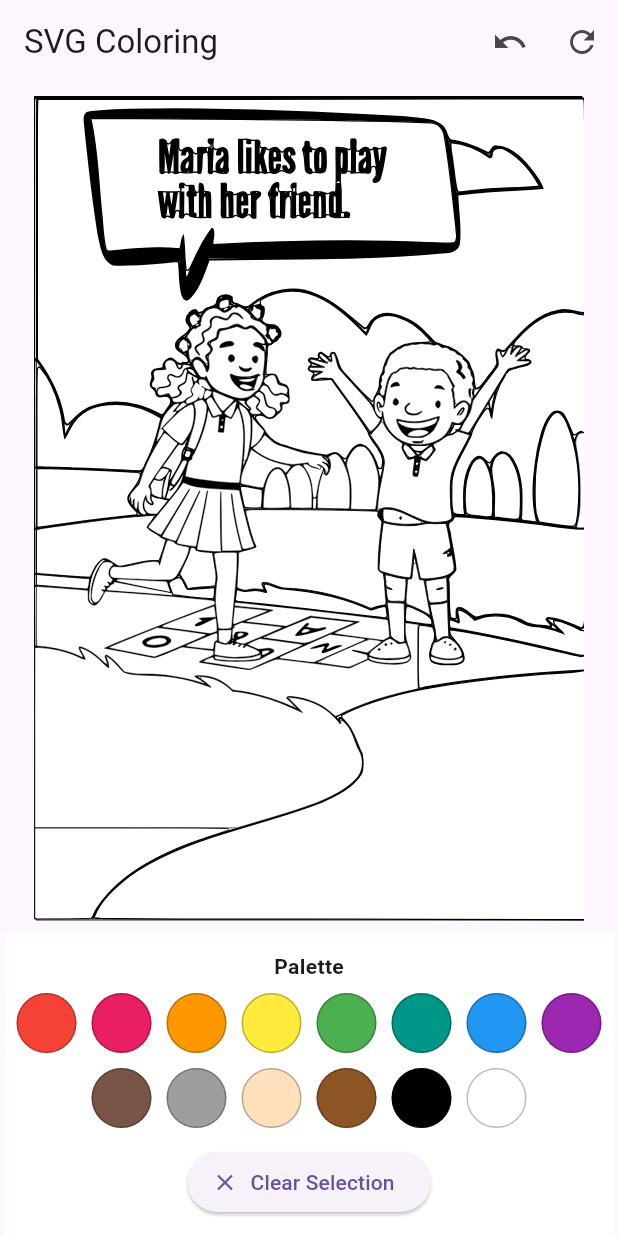
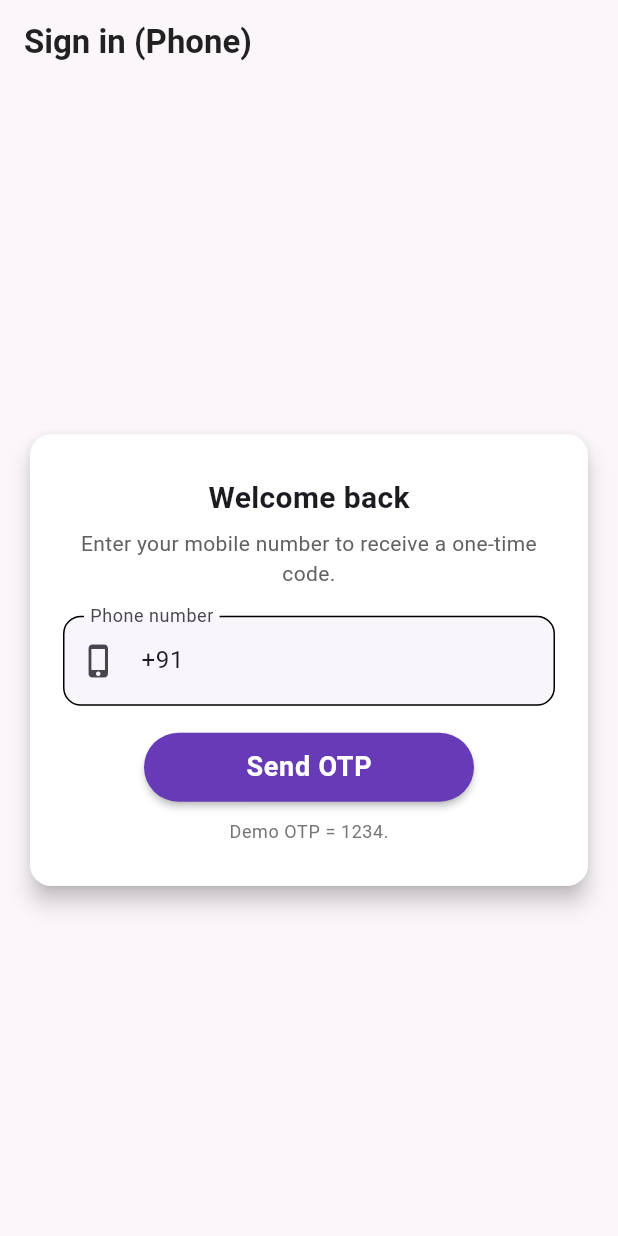
Before and after one commit to Surajanarase/coloring_app, a Flutter app: the screen it shows after launch, on a phone screen of 412 x 824 dp. Run offline on Flutter 3.47's test engine with Material 3 defaults, Android fonts, the phone set to English and light mode, and no system bars; our stand-ins replace flutter_svg, path_drawing.

Commit message:
demo login +otp (using hard values

```diff
--- /dev/null
+++ b/lib/auth/phone_entry.dart
@@ -0,0 +1,176 @@
+// lib/auth/phone_entry.dart
+import 'package:flutter/material.dart';
+import 'otp_screen.dart';
+
+class PhoneEntryScreen extends StatefulWidget {
+  const PhoneEntryScreen({super.key});
+  @override
+  State<PhoneEntryScreen> createState() => _PhoneEntryScreenState();
+}
+
+class _PhoneEntryScreenState extends State<PhoneEntryScreen>
+    with SingleTickerProviderStateMixin {
+  final _formKey = GlobalKey<FormState>();
+  final TextEditingController _phoneCtrl = TextEditingController(text: '+91');
+  bool _sending = false;
+
+  // subtle entry animation
+  late final AnimationController _animController;
+  late final Animation<double> _cardElevation;
+
+  @override
+  void initState() {
+    super.initState();
+    _animController =
+        AnimationController(vsync: this, duration: const Duration(milliseconds: 500));
+    _cardElevation = Tween<double>(begin: 0, end: 6).animate(
+      CurvedAnimation(parent: _animController, curve: Curves.easeOut),
+    );
+    _animController.forward();
+  }
+
+  @override
+  void dispose() {
+    _phoneCtrl.dispose();
+    _animController.dispose();
+    super.dispose();
+  }
+
+  Future<void> _sendOtp() async {
+    if (!_formKey.currentState!.validate()) return;
+
+    final phone = _phoneCtrl.text.trim();
+    setState(() => _sending = true);
+
+    // simulate network call (replace with real provider)
+    await Future.delayed(const Duration(milliseconds: 900));
+
+    if (!mounted) return;
+    setState(() => _sending = false);
+
+    // navigate to OTP screen
+    Navigator.of(context).push(
+      MaterialPageRoute(builder: (_) => OtpScreen(phoneNumber: phone)),
+    );
+  }
+
+  String? _phoneValidator(String? value) {
+    if (value == null || value.trim().isEmpty) return 'Enter phone number';
+    final cleaned = value.replaceAll(RegExp(r'\s+'), '');
+    if (!RegExp(r'^\+\d{6,15}$').hasMatch(cleaned)) {
+      return 'Use international format, e.g. +919876543210';
+    }
+    return null;
+  }
+
+  @override
+  Widget build(BuildContext context) {
+    final theme = Theme.of(context);
+    return Scaffold(
+      backgroundColor: const Color(0xFFFBF6FA),
+      appBar: AppBar(
+        elevation: 0,
+        backgroundColor: Colors.transparent,
+        foregroundColor: Colors.black87,
+        title: const Text('Sign in (Phone)', style: TextStyle(fontWeight: FontWeight.w600)),
+      ),
+      body: Center(
+        child: SingleChildScrollView(
+          padding: const EdgeInsets.symmetric(horizontal: 20, vertical: 24),
+          child: AnimatedBuilder(
+            animation: _animController,
+            builder: (_, __) => Material(
+              elevation: _cardElevation.value,
+              borderRadius: BorderRadius.circular(14),
+              child: Container(
+                width: (760.0
+                        .clamp(320.0, MediaQuery.of(context).size.width * 0.95))
+                    .toDouble(),
+                padding: const EdgeInsets.all(22),
+                decoration: BoxDecoration(
+                  color: Colors.white,
+                  borderRadius: BorderRadius.circular(14),
+                ),
+                child: Column(
+                  mainAxisSize: MainAxisSize.min,
+                  children: [
+                    const SizedBox(height: 6),
+                    const Text(
+                      'Welcome back',
+                      style: TextStyle(fontSize: 20, fontWeight: FontWeight.w700),
+                    ),
+                    const SizedBox(height: 6),
+                    Text(
+                      'Enter your mobile number to receive a one-time code.',
+                      textAlign: TextAlign.center,
+                      style: theme.textTheme.bodyMedium?.copyWith(color: Colors.grey[700]),
+                    ),
+                    const SizedBox(height: 18),
+                    Form(
+                      key: _formKey,
+                      child: TextFormField(
+                        controller: _phoneCtrl,
+                        keyboardType: TextInputType.phone,
+                        decoration: InputDecoration(
+                          hintText: '+919876543210',
+                          labelText: 'Phone number',
+                          prefixIcon: const Icon(Icons.phone_iphone_rounded),
+                          filled: true,
+                          fillColor: const Color(0xFFF8F6FB),
+                          border: OutlineInputBorder(
+                              borderRadius: BorderRadius.circular(12)),
+                          enabledBorder: OutlineInputBorder(
+                              borderRadius: BorderRadius.circular(12)),
+                          contentPadding: const EdgeInsets.symmetric(
+                              vertical: 18, horizontal: 14),
+                        ),
+                        validator: _phoneValidator,
+                      ),
+                    ),
+                    const SizedBox(height: 18),
+                    SizedBox(
+                      width: 220,
+                      height: 46,
+                      child: ElevatedButton(
+                        onPressed: _sending ? null : _sendOtp,
+                        style: ElevatedButton.styleFrom(
+                          shape: RoundedRectangleBorder(
+                              borderRadius: BorderRadius.circular(24)),
+                          elevation: 2,
+                          backgroundColor: Colors.deepPurple,
+                        ),
+                        child: _sending
+                            ? const SizedBox(
+                                width: 22,
+                                height: 22,
+                                child: CircularProgressIndicator(
+                                  color: Colors.white,
+                                  strokeWidth: 2.2,
+                                ))
+                            : const Text(
+                                'Send OTP',
+                                style: TextStyle(
+                                  fontWeight: FontWeight.bold, //
+                                  fontSize: 18,                 //
+                                  letterSpacing: 0.5,
+                                  color: Colors.white,
+                                ),
+                              ),
+                      ),
+                    ),
+                    const SizedBox(height: 12),
+                    Text(
+                      'Demo OTP = 1234.',
+                      style: theme.textTheme.bodySmall?.copyWith(color: Colors.grey[600]),
+                    ),
+                    const SizedBox(height: 6),
+                  ],
+                ),
+              ),
+            ),
+          ),
+        ),
+      ),
+    );
+  }
+}
--- a/lib/main.dart
+++ b/lib/main.dart
@@ -1,7 +1,9 @@
+// lib/main.dart
 import 'package:flutter/material.dart';
-import 'pages/colouring_page.dart';
+import 'auth/phone_entry.dart';
 
 void main() {
+  WidgetsFlutterBinding.ensureInitialized();
   runApp(const MyApp());
 }
 
@@ -10,10 +12,10 @@ class MyApp extends StatelessWidget {
   @override
   Widget build(BuildContext context) {
     return MaterialApp(
+      title: 'Coloring Auth Demo',
       debugShowCheckedModeBanner: false,
-      title: 'SVG Coloring',
-      theme: ThemeData(primarySwatch: Colors.blue),
-      home: const ColoringPage(),
+      theme: ThemeData(primarySwatch: Colors.deepPurple),
+      home: const PhoneEntryScreen(),
     );
   }
 }
```
Also changed, not shown: lib/auth/otp_screen.dart (added, +218 -0 lines).
